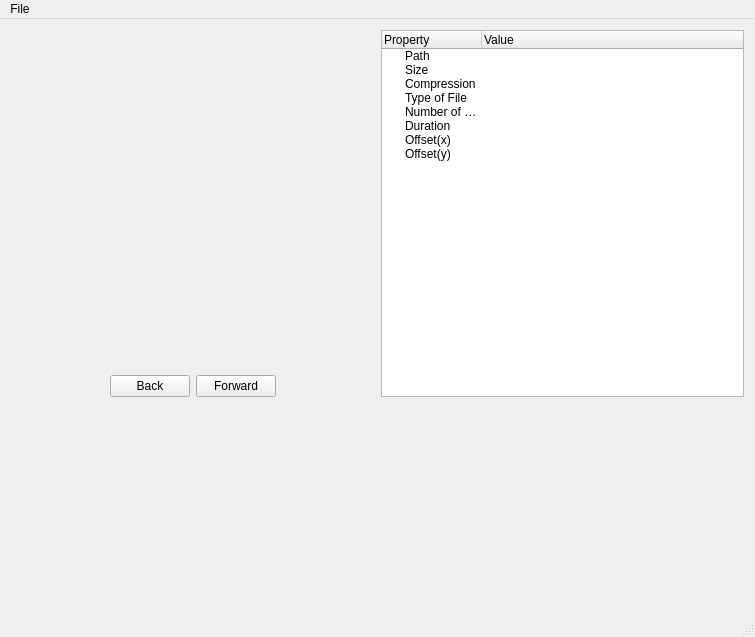
NikitaSusoev/Photoviewer, file PhotoViewer/photoviewer.ui: the form before one commit.
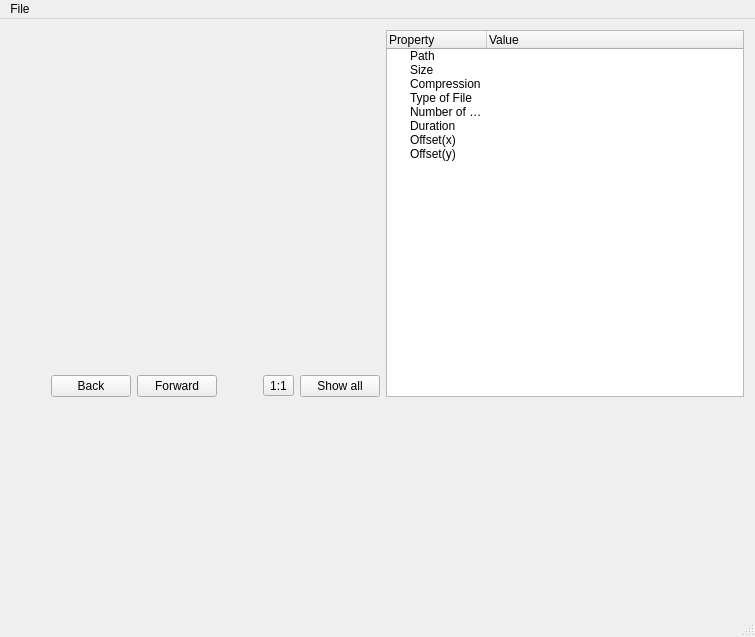
The form after the commit. Custom widgets are drawn as their Qt base class.

Patch:
```diff
--- a/PhotoViewer/photoviewer.ui
+++ b/PhotoViewer/photoviewer.ui
@@ -99,6 +99,20 @@
               </property>
              </spacer>
             </item>
+            <item>
+             <widget class="QToolButton" name="ownScaleButton">
+              <property name="text">
+               <string>1:1</string>
+              </property>
+             </widget>
+            </item>
+            <item>
+             <widget class="QPushButton" name="showAllButton">
+              <property name="text">
+               <string>Show all</string>
+              </property>
+             </widget>
+            </item>
            </layout>
           </item>
          </layout>
```
Left out of the diff: 34 changed lines with no effect on the pictures.
